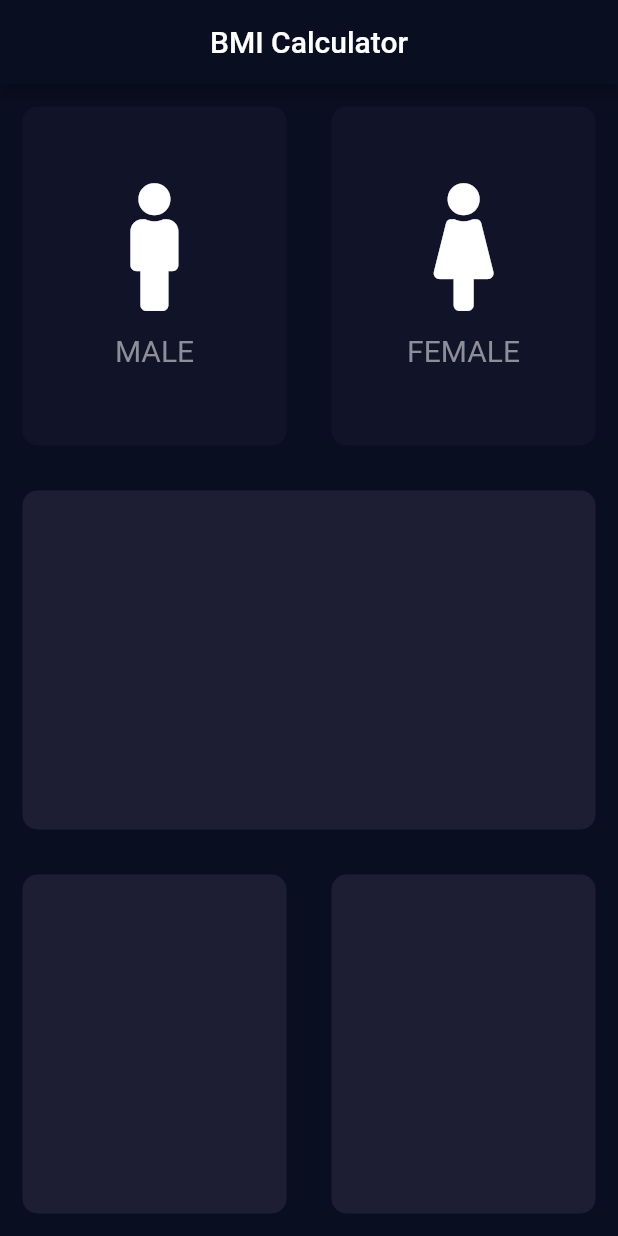
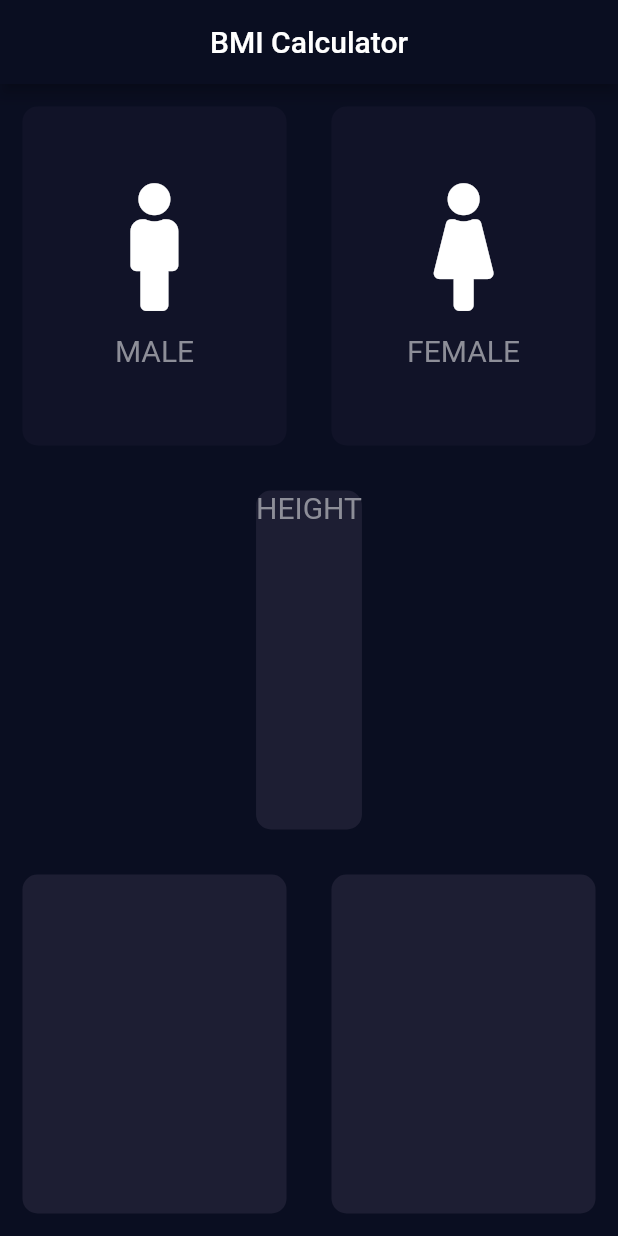
Before and after one commit to ahmeriqbal7aa/bmi_calculator, a Flutter app: the screen it shows after launch, on a phone screen of 412 x 824 dp. Run offline on Flutter 3.47's test engine with Material 2 defaults, Android fonts, the phone set to English and light mode, and no system bars; our stand-ins replace font_awesome_flutter.

Commit message:
Access "ConstantFile" Functionalities

```diff
--- a/lib/InputPage.dart
+++ b/lib/InputPage.dart
@@ -1,12 +1,14 @@
+import 'package:bmi_calculator/ConstantFile.dart';
 import 'package:flutter/cupertino.dart';
 import 'package:flutter/material.dart';
 import 'package:font_awesome_flutter/font_awesome_flutter.dart';
 import 'ContainerFile.dart';
 import 'TextIconFile.dart';
+import 'ConstantFile.dart';
 
-//TODO Initialize const variables "Active and deActive"
-const activeColor = Color(0xFF1D1E33);
-const deActiveColor = Color(0xFF111328);
+// //TODO Initialize const variables "Active and deActive"
+// const activeColor = Color(0xFF1D1E33);
+// const deActiveColor = Color(0xFF111328);
 //TODO Define "enum" that is used to defining named const values
 // "enum" display const values into text form
 enum Gender {
@@ -59,7 +61,7 @@ class _InputPageState extends State<InputPage> {
                         selectGender = Gender.male;
                       });
                     },
-                    //TODO use Ternary Operator for male
+                    //TODO use Ternary Operator for male and Access "ConstantFile" Functionality
                     colors: selectGender == Gender.male
                         ? activeColor
                         : deActiveColor,
@@ -79,7 +81,7 @@ class _InputPageState extends State<InputPage> {
                         selectGender = Gender.female;
                       });
                     },
-                    //TODO use Ternary Operator for female
+                    //TODO use Ternary Operator for female and Access "ConstantFile" Functionality
                     colors: selectGender == Gender.female
                         ? activeColor
                         : deActiveColor,
@@ -96,6 +98,15 @@ class _InputPageState extends State<InputPage> {
           Expanded(
             child: new RepeatContainerCode(
               colors: Color(0xFF1D1E33),
+              cardWidget: Column(
+                children: [
+                  Text(
+                    'HEIGHT',
+                    //TODO Access "ConstantFile" Functionality
+                    style: LabelStyle,
+                  )
+                ],
+              ),
             ),
           ),
           //TODO Row 3
--- a/lib/TextIconFile.dart
+++ b/lib/TextIconFile.dart
@@ -1,4 +1,5 @@
 import 'package:flutter/material.dart';
+import 'ConstantFile.dart';
 
 //TODO Auto Generated Text and Icon Refactored Class
 class RepeatTextandIconCode extends StatelessWidget {
@@ -27,10 +28,8 @@ class RepeatTextandIconCode extends StatelessWidget {
         Text(
           //TODO here we use String variable's object
           label,
-          style: TextStyle(
-            fontSize: 20.0,
-            color: Color(0xFF8D8E98),
-          ),
+          //TODO Access "ConstantFile" Functionality
+          style: LabelStyle,
         )
       ],
     );
```
